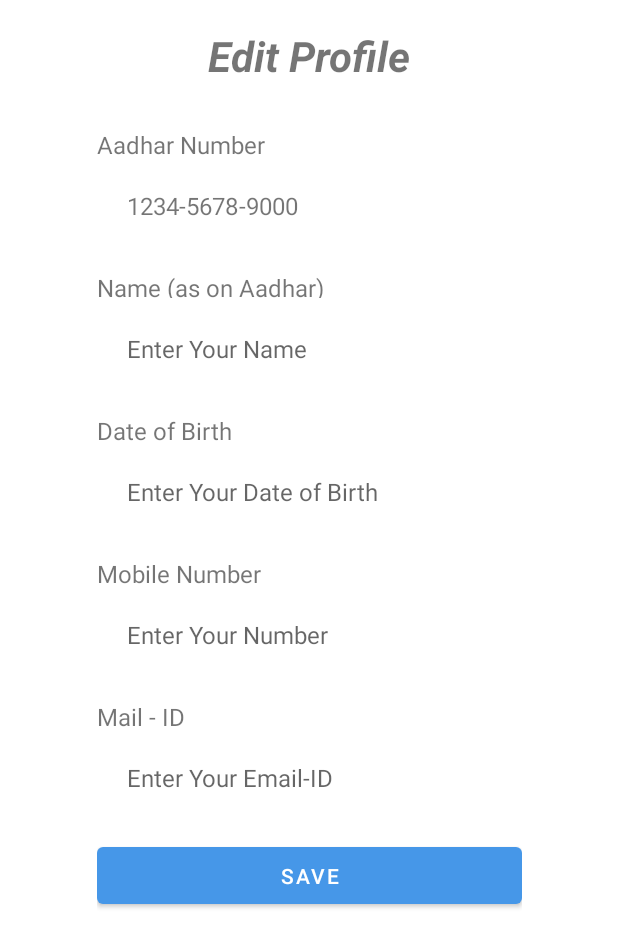
After one commit to Palash2911/Rempo, an Android app: the layout activity_editprofile.xml on its own in the app's theme, with its tools: preview values and no code run, on a phone screen of 412 x 824 dp. The commit adds this screen. Shown: the top 947 px of the screen. Run offline under Robolectric (Android 15) with nearby library versions, the phone set to English and light mode, and no system bars; Roboto replaces fonts that are not available here.

Commit message:
Edit Profile Done

```diff
--- a/app/src/main/AndroidManifest.xml
+++ b/app/src/main/AndroidManifest.xml
@@ -14,11 +14,14 @@
         android:theme="@style/Theme.Propmart"
         tools:targetApi="31">
         <activity
+            android:name=".Editprofile"
+            android:exported="false" />
+        <activity
             android:name=".Aadharverified"
             android:exported="false" />
         <activity
             android:name=".MainActivity"
-            android:exported="true" >
+            android:exported="true">
             <intent-filter>
                 <action android:name="android.intent.action.MAIN" />
 
--- a/app/src/main/java/com/godspeed/propmart/Profile.kt
+++ b/app/src/main/java/com/godspeed/propmart/Profile.kt
@@ -23,6 +23,7 @@ class Profile : AppCompatActivity() {
         setContentView(R.layout.activity_profile)
 
         binding = ActivityProfileBinding.inflate(layoutInflater)
+
         setContentView(binding.root)
 
         binding.saveprofile.setOnClickListener {
--- /dev/null
+++ b/app/src/main/res/layout/activity_editprofile.xml
@@ -0,0 +1,206 @@
+<?xml version="1.0" encoding="utf-8"?>
+<androidx.constraintlayout.widget.ConstraintLayout xmlns:android="http://schemas.android.com/apk/res/android"
+    xmlns:app="http://schemas.android.com/apk/res-auto"
+    xmlns:tools="http://schemas.android.com/tools"
+    android:layout_width="match_parent"
+    android:layout_height="match_parent"
+    tools:context=".Editprofile">
+
+        <TextView
+            android:id="@+id/textView3"
+            android:layout_width="wrap_content"
+            android:layout_height="wrap_content"
+            android:layout_marginTop="18dp"
+            android:text="Edit Profile"
+            android:textSize="28sp"
+            android:textStyle="bold|italic"
+            app:layout_constraintEnd_toEndOf="parent"
+            app:layout_constraintStart_toStartOf="parent"
+            app:layout_constraintTop_toTopOf="parent" />
+
+        <LinearLayout
+            android:layout_width="wrap_content"
+            android:layout_height="wrap_content"
+            android:layout_marginStart="5dp"
+            android:layout_marginTop="6dp"
+            android:layout_marginEnd="5dp"
+            android:orientation="vertical"
+            app:layout_constraintEnd_toEndOf="parent"
+            app:layout_constraintStart_toStartOf="parent"
+            app:layout_constraintTop_toBottomOf="@+id/textView3">
+
+            <LinearLayout
+                android:id="@+id/linearLayout2"
+                android:layout_width="wrap_content"
+                android:layout_height="wrap_content"
+                android:orientation="vertical">
+
+                <TextView
+                    android:id="@+id/field_lable"
+                    android:layout_width="120dp"
+                    android:layout_height="18dp"
+                    android:layout_alignParentLeft="true"
+                    android:layout_alignParentTop="true"
+                    android:layout_marginTop="25dp"
+                    android:gravity="top"
+                    android:lineSpacingExtra="3sp"
+                    android:text="Aadhar Number"
+                    android:textSize="16sp"
+                    android:translationY="-1.69sp" />
+
+                <TextView
+                    android:id="@+id/aadharfield"
+                    android:layout_width="283dp"
+                    android:layout_height="40dp"
+                    android:layout_marginTop="12dp"
+                    android:background="@drawable/rectangle"
+                    android:gravity="center_vertical"
+                    android:paddingStart="20dp"
+                    android:text="1234-5678-9000"
+                    android:textSize="16sp" />
+            </LinearLayout>
+
+            <LinearLayout
+                android:layout_width="wrap_content"
+                android:layout_height="wrap_content"
+                android:orientation="vertical">
+
+                <TextView
+                    android:id="@+id/field_lable2"
+                    android:layout_width="165dp"
+                    android:layout_height="18dp"
+                    android:layout_alignParentLeft="true"
+                    android:layout_alignParentTop="true"
+                    android:layout_marginTop="25dp"
+                    android:gravity="top"
+                    android:lineSpacingExtra="3sp"
+                    android:text="Name (as on Aadhar)"
+                    android:textSize="16sp"
+                    android:translationY="-1.69sp" />
+
+                <EditText
+                    android:id="@+id/nameprofileedit"
+                    android:layout_width="283dp"
+                    android:layout_height="40dp"
+                    android:layout_marginTop="12dp"
+                    android:background="@drawable/rectangle"
+                    android:ems="10"
+                    android:hint="Enter Your Name"
+                    android:inputType="textPersonName"
+                    android:paddingStart="20dp"
+                    android:textSize="16sp"
+                    tools:ignore="TouchTargetSizeCheck" />
+            </LinearLayout>
+
+            <LinearLayout
+                android:layout_width="wrap_content"
+                android:layout_height="wrap_content"
+                android:orientation="vertical">
+
+                <TextView
+                    android:id="@+id/field_lable3"
+                    android:layout_width="165dp"
+                    android:layout_height="18dp"
+                    android:layout_alignParentLeft="true"
+                    android:layout_alignParentTop="true"
+                    android:layout_marginTop="25dp"
+                    android:gravity="top"
+                    android:lineSpacingExtra="3sp"
+                    android:text="Date of Birth"
+                    android:textSize="16sp"
+                    android:translationY="-1.69sp" />
+
+                <EditText
+                    android:id="@+id/dobedit"
+                    android:layout_width="283dp"
+                    android:layout_height="40dp"
+                    android:layout_marginTop="12dp"
+                    android:background="@drawable/rectangle"
+                    android:ems="10"
+                    android:hint="Enter Your Date of Birth"
+                    android:inputType="date"
+                    android:paddingStart="20dp"
+                    android:textSize="16sp"
+                    tools:ignore="TouchTargetSizeCheck" />
+            </LinearLayout>
+
+            <LinearLayout
+                android:layout_width="wrap_content"
+                android:layout_height="wrap_content"
+                android:orientation="vertical">
+
+                <TextView
+                    android:id="@+id/field_lable4"
+                    android:layout_width="165dp"
+                    android:layout_height="18dp"
+                    android:layout_alignParentLeft="true"
+                    android:layout_alignParentTop="true"
+                    android:layout_marginTop="25dp"
+                    android:gravity="top"
+                    android:lineSpacingExtra="3sp"
+                    android:text="Mobile Number"
+                    android:textSize="16sp"
+                    android:translationY="-1.69sp" />
+
+                <EditText
+                    android:id="@+id/phoneedit"
+                    android:layout_width="283dp"
+                    android:layout_height="40dp"
+                    android:layout_marginTop="12dp"
+                    android:background="@drawable/rectangle"
+                    android:ems="10"
+                    android:hint="Enter Your Number"
+                    android:inputType="number"
+                    android:paddingStart="20dp"
+                    android:textSize="16sp"
+                    tools:ignore="TouchTargetSizeCheck" />
+            </LinearLayout>
+
+            <LinearLayout
+                android:layout_width="wrap_content"
+                android:layout_height="wrap_content"
+                android:orientation="vertical">
+
+                <TextView
+                    android:id="@+id/field_lable5"
+                    android:layout_width="165dp"
+                    android:layout_height="18dp"
+                    android:layout_alignParentLeft="true"
+                    android:layout_alignParentTop="true"
+                    android:layout_marginTop="25dp"
+                    android:gravity="top"
+                    android:lineSpacingExtra="3sp"
+                    android:text="Mail - ID"
+                    android:textSize="16sp"
+                    android:translationY="-1.69sp" />
+
+                <EditText
+                    android:id="@+id/Emailedit"
+                    android:layout_width="283dp"
+                    android:layout_height="40dp"
+                    android:layout_marginTop="12dp"
+                    android:background="@drawable/rectangle"
+                    android:ems="10"
+                    android:hint="Enter Your Email-ID"
+                    android:inputType="textEmailAddress"
+                    android:paddingStart="20dp"
+                    android:textSize="16sp"
+                    tools:ignore="TouchTargetSizeCheck" />
+            </LinearLayout>
+
+            <Button
+                android:id="@+id/editprfbtn"
+                android:layout_width="283dp"
+                android:layout_height="50dp"
+                android:layout_gravity="center"
+                android:layout_marginTop="20dp"
+                android:text="Save"
+                app:layout_constraintEnd_toEndOf="parent"
+                app:layout_constraintHorizontal_bias="0.498"
+                app:layout_constraintStart_toStartOf="parent"
+                app:layout_constraintTop_toBottomOf="@+id/by_continui" />
+
+
+        </LinearLayout>
+
+</androidx.constraintlayout.widget.ConstraintLayout>
--- a/app/src/main/res/layout/activity_otpactivity.xml
+++ b/app/src/main/res/layout/activity_otpactivity.xml
@@ -64,7 +64,7 @@
         app:layout_constraintTop_toBottomOf="@+id/otp_view" />
 
     <TextView
-        android:id="@+id/textView6"
+        android:id="@+id/editphoneno"
         android:layout_width="wrap_content"
         android:layout_height="wrap_content"
         android:layout_marginStart="30dp"
--- a/app/src/main/res/layout/activity_profile.xml
+++ b/app/src/main/res/layout/activity_profile.xml
@@ -194,7 +194,7 @@
             android:layout_height="50dp"
             android:layout_gravity="center"
             android:layout_marginTop="20dp"
-            android:text="Save"
+            android:text="Create Profile"
             app:layout_constraintEnd_toEndOf="parent"
             app:layout_constraintHorizontal_bias="0.498"
             app:layout_constraintStart_toStartOf="parent"
--- a/app/src/main/res/layout/fragment_morefragment.xml
+++ b/app/src/main/res/layout/fragment_morefragment.xml
@@ -39,6 +39,7 @@
         android:orientation="vertical">
 
         <LinearLayout
+            android:id="@+id/editprofilell"
             android:layout_width="match_parent"
             android:layout_height="match_parent"
             android:layout_marginTop="15dp"
@@ -147,6 +148,7 @@
         </LinearLayout>
 
         <LinearLayout
+            android:id="@+id/logoutll"
             android:layout_width="match_parent"
             android:layout_height="match_parent"
             android:layout_marginTop="15dp"
```
Also changed, not shown: app/src/main/java/com/godspeed/propmart/Aadharverified.kt (+9 -0 lines), app/src/main/java/com/godspeed/propmart/Editprofile.kt (added, +82 -0 lines), app/src/main/java/com/godspeed/propmart/Fragments/Editprofile.kt (deleted, +0 -60 lines), app/src/main/java/com/godspeed/propmart/MainActivity.kt (+5 -10 lines), app/src/main/java/com/godspeed/propmart/Otpactivity.kt (+14 -1 lines), app/src/main/java/com/godspeed/propmart/ui/more/Morefragment.kt (+25 -10 lines), app/src/main/res/layout/fragment_editprofile.xml (deleted, +0 -14 lines).
